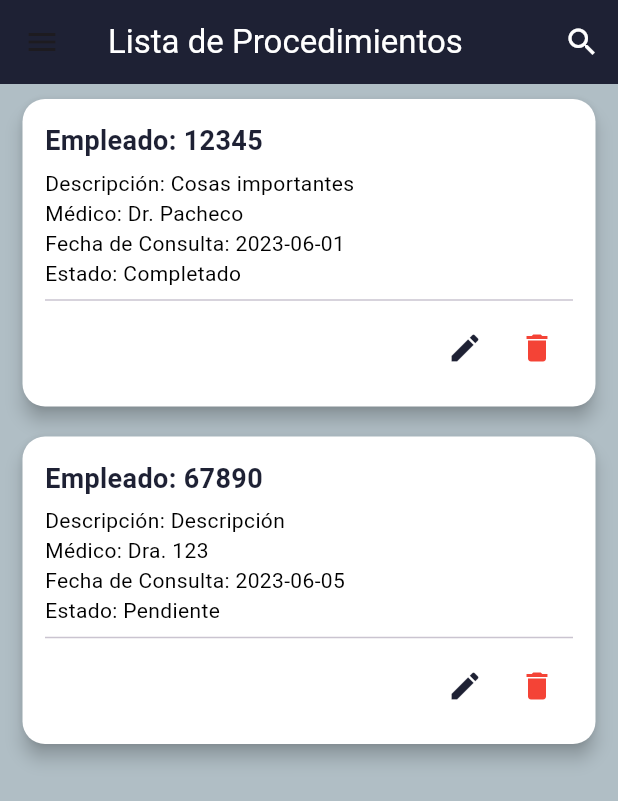
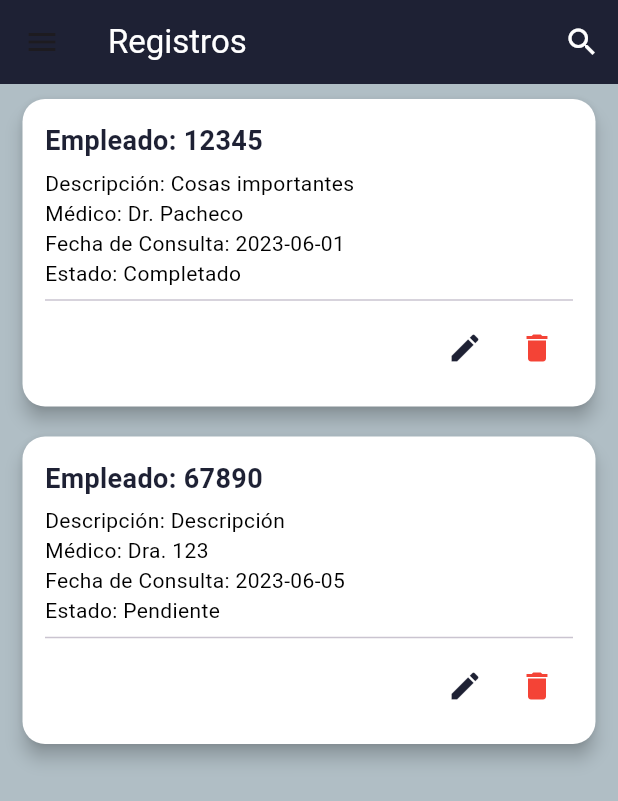
Before and after one commit to g-garcia-arv/control_medico_flutter, a Flutter app: the screen it shows after launch, on a phone screen of 412 x 824 dp. Shown: the top 801 px of the screen. Run offline on Flutter 3.47's test engine with Material 3 defaults, Android fonts, the phone set to English and light mode, and no system bars.

```diff
--- a/lib/index.dart
+++ b/lib/index.dart
@@ -78,7 +78,7 @@ class _UserListScreenState extends State<UserListScreen> {
     return Scaffold(
       backgroundColor: const Color(0xFFB0BEC5),
       appBar: AppBar(
-        title: const Text("Lista de Procedimientos", style: TextStyle(color: Colors.white)),
+        title: const Text("Registros", style: TextStyle(color: Colors.white)),
         backgroundColor: const Color(0xFF1E2134),
         actions: [
           IconButton(
```
Also changed, not shown: lib/Nuevo_Registro.dart (added), lib/Nuevo_procedimiento.dart (added), lib/Procedimientos.dart (added).
